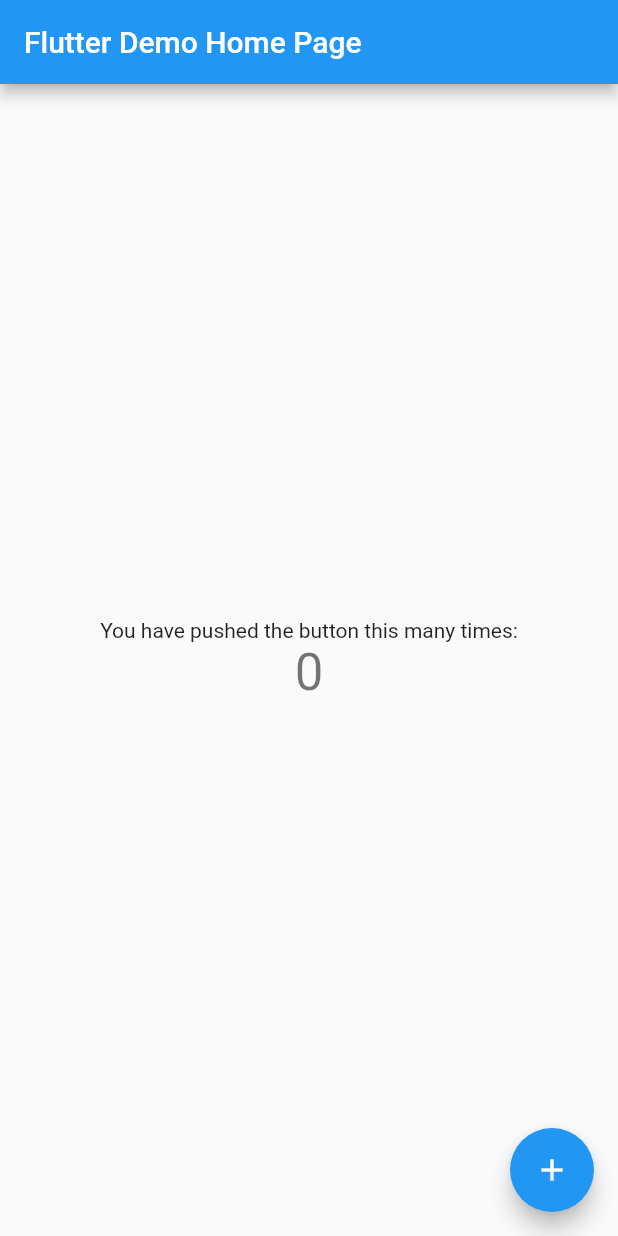
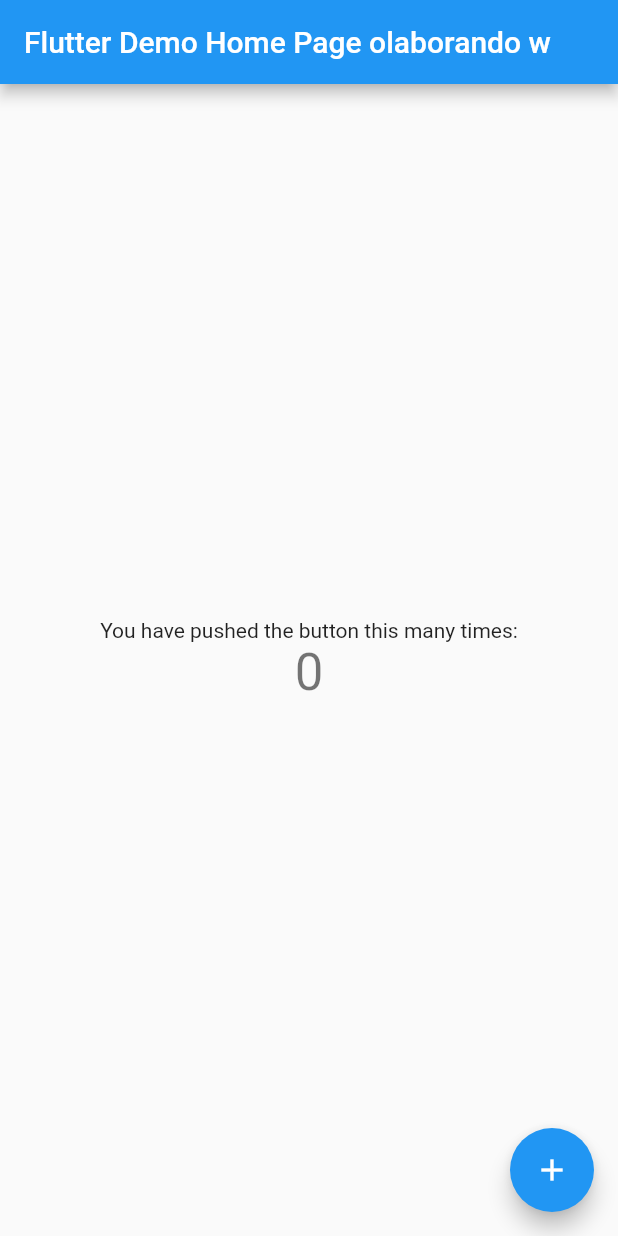
Before and after one commit to angelabalaguer/Proyectos-FLutter, a Flutter app: the screen it shows after launch, on a phone screen of 412 x 824 dp. Run offline on Flutter 3.47's test engine with Material 2 defaults, Android fonts, the phone set to English and light mode, and no system bars.

```diff
--- a/lib/main.dart
+++ b/lib/main.dart
@@ -7,7 +7,7 @@ class MyApp extends StatelessWidget {
   @override
   Widget build(BuildContext context) {
     return MaterialApp(
-      title: 'Flutter Demo',
+      title: 'Flutter Demo colaborando w',
       theme: ThemeData(
         // This is the theme of your application.
         //
@@ -20,7 +20,7 @@ class MyApp extends StatelessWidget {
         // is not restarted.
         primarySwatch: Colors.blue,
       ),
-      home: MyHomePage(title: 'Flutter Demo Home Page'),
+      home: MyHomePage(title: 'Flutter Demo Home Page olaborando w'),
     );
   }
 }
```
